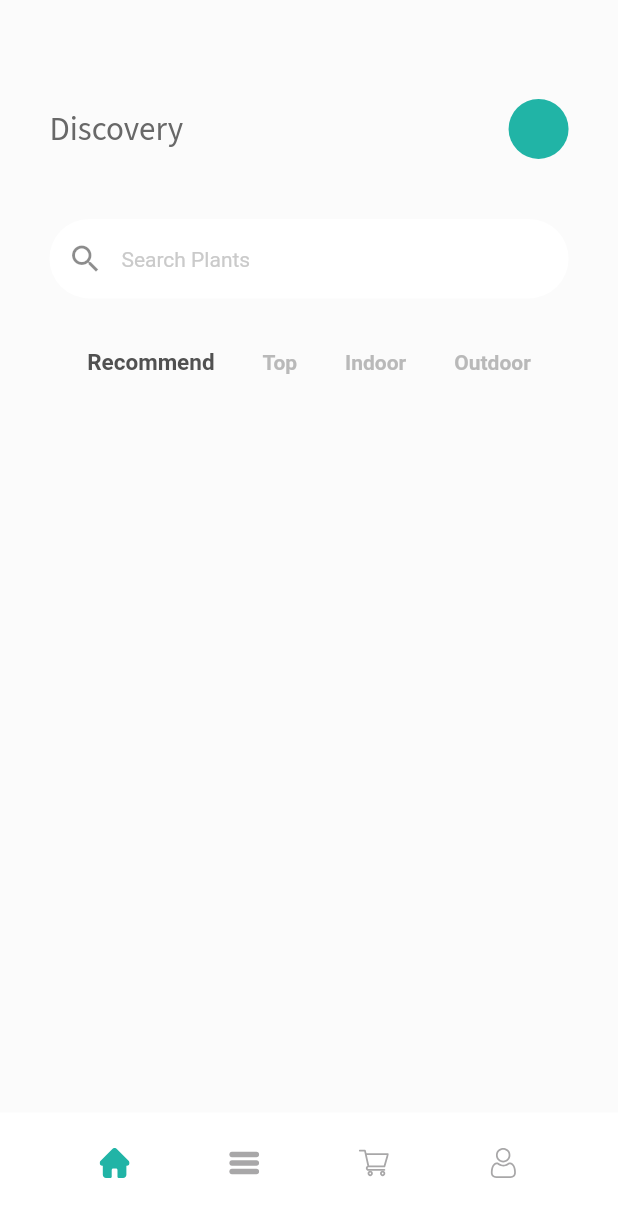
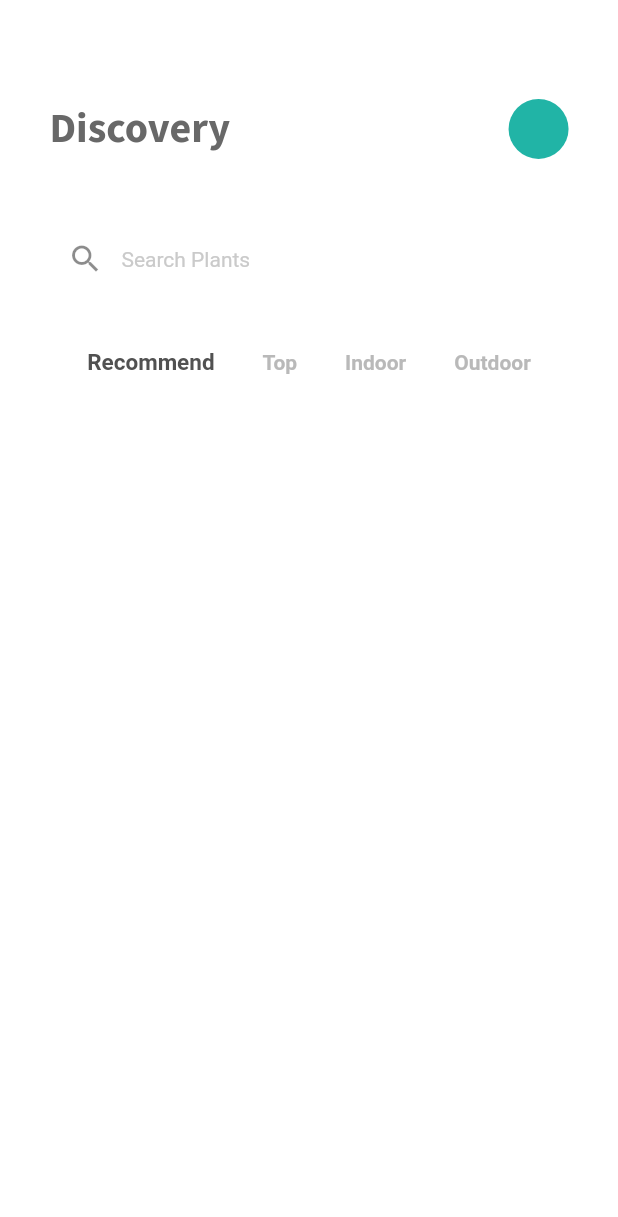
Before and after one commit to Console45/Flutter-shop-app, a Flutter app: the screen it shows after launch, on a phone screen of 412 x 824 dp. Shown: the top 1217 px of the screen. Run offline on Flutter 3.47's test engine with Material 2 defaults, Android fonts, the phone set to English and light mode, and no system bars; our stand-ins replace flutter_svg, google_fonts.

Commit message:
removed home page... modifying the ui

```diff
--- a/lib/main.dart
+++ b/lib/main.dart
@@ -1,4 +1,4 @@
-import 'package:Myshop/screens/home..dart';
+import 'package:Myshop/screens/products_overwiew.dart';
 import 'package:flutter/material.dart';
 import 'package:google_fonts/google_fonts.dart';
 
@@ -14,17 +14,17 @@ class MyApp extends StatelessWidget {
       theme: ThemeData(
         primaryColor: Colors.white,
         accentColor: Color(0xff21B4A6),
-        canvasColor: Color(0xffFBFBFB),
+        canvasColor: Colors.white,
         visualDensity: VisualDensity.adaptivePlatformDensity,
         textTheme: TextTheme(
           headline1: GoogleFonts.sourceSansPro(
-            fontSize: 22,
+            fontSize: 28,
             color: Color(0xff686868),
-            fontWeight: FontWeight.w400,
+            fontWeight: FontWeight.w700,
           ),
         ),
       ),
-      home: Home(),
+      home: ProductsOverwiew(),
     );
   }
 }
```
